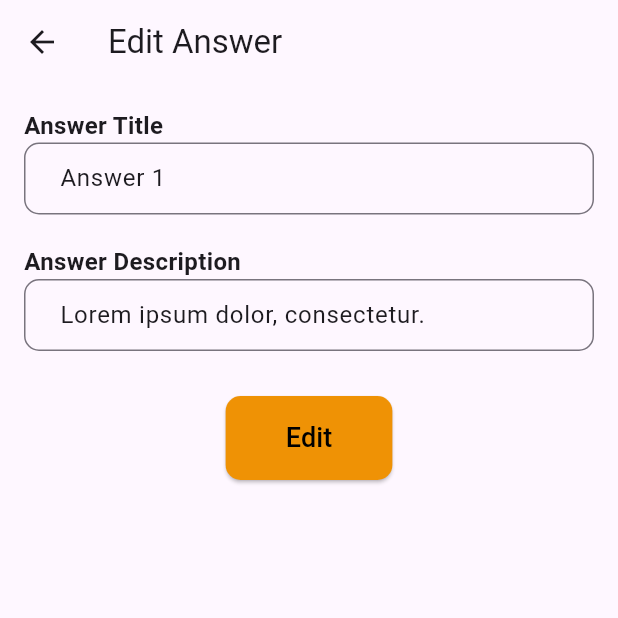
After one commit to quochungg/ChatFPT.Mobile, a Flutter app: the AnswerListScreen screen opened directly, after a tap on the "edit" icon, on a phone screen of 412 x 824 dp, the top half of it. The commit adds this screen. Run offline on Flutter 3.47's test engine with Material 3 defaults, Android fonts, the phone set to English and light mode, and no system bars.

Commit message:
new question & answer
CRUD

```diff
--- /dev/null
+++ b/lib/screens/AnswerListScreen.dart
@@ -0,0 +1,351 @@
+import 'package:flutter/material.dart';
+
+void main() {
+  runApp(MyApp());
+}
+
+class MyApp extends StatelessWidget {
+  @override
+  Widget build(BuildContext context) {
+    return MaterialApp(
+      home: AnswerListScreen(),
+    );
+  }
+}
+
+class AnswerListScreen extends StatefulWidget {
+  const AnswerListScreen({super.key});
+  @override
+  _AnswerListScreenState createState() => _AnswerListScreenState();
+}
+
+class _AnswerListScreenState extends State<AnswerListScreen> {
+  int currentPage = 1;
+  int totalPages = 8; // Tổng số trang, bạn có thể điều chỉnh dựa vào số lượng câu trả lời
+
+  List<Map<String, String>> answers = List.generate(
+    84,
+    (index) => {'title': 'Answer ${index + 1}', 'description': 'Lorem ipsum dolor, consectetur.'},
+  );
+
+  List<Map<String, String>> getAnswersForCurrentPage() {
+    int startIndex = (currentPage - 1) * 10;
+    int endIndex = startIndex + 10;
+    if (endIndex > answers.length) {
+      endIndex = answers.length;
+    }
+    return answers.sublist(startIndex, endIndex);
+  }
+
+  void _navigateToAddAnswerScreen() async {
+    final result = await Navigator.push(
+      context,
+      MaterialPageRoute(builder: (context) => EditAnswerScreen(isAddAnswer: true)),
+    );
+
+    if (result != null) {
+      setState(() {
+        answers.add(result);
+        totalPages = (answers.length / 10).ceil();
+      });
+    }
+  }
+
+  void _navigateToEditScreen(Map<String, String> answer) async {
+    final result = await Navigator.push(
+      context,
+      MaterialPageRoute(builder: (context) => EditAnswerScreen(isAddAnswer: false, answer: answer)),
+    );
+
+    if (result != null) {
+      setState(() {
+        answers[answers.indexOf(answer)] = result;
+      });
+    }
+  }
+
+  void _showDeleteConfirmationDialog(int index) {
+    showDialog(
+      context: context,
+      builder: (BuildContext context) {
+        return AlertDialog(
+          title: Text('Confirm deletion'),
+          content: Text('Are you sure you want to delete this answer?'),
+          actions: [
+            TextButton(
+              onPressed: () {
+                Navigator.of(context).pop();
+              },
+              child: Text('No'),
+            ),
+            TextButton(
+              onPressed: () {
+                setState(() {
+                  answers.removeAt(index);
+                  totalPages = (answers.length / 10).ceil();
+                });
+                Navigator.of(context).pop();
+              },
+              child: Text('Yes'),
+            ),
+          ],
+        );
+      },
+    );
+  }
+
+  Widget _buildPageButton(String text, bool isActive) {
+    return GestureDetector(
+      onTap: () {
+        setState(() {
+          currentPage = int.parse(text);
+        });
+      },
+      child: Container(
+        width: 24,
+        height: 24,
+        margin: const EdgeInsets.symmetric(horizontal: 2),
+        decoration: BoxDecoration(
+          color: isActive ? Colors.black : Colors.transparent,
+          borderRadius: BorderRadius.circular(4),
+        ),
+        child: Center(
+          child: Text(
+            text,
+            style: TextStyle(
+              color: isActive ? Colors.white : Colors.black,
+              fontSize: 12,
+            ),
+          ),
+        ),
+      ),
+    );
+  }
+
+  @override
+  Widget build(BuildContext context) {
+    return Scaffold(
+      appBar: AppBar(
+        title: Text('Manage'),
+        centerTitle: true,
+      ),
+      body: Padding(
+        padding: const EdgeInsets.all(16.0),
+        child: Column(
+          crossAxisAlignment: CrossAxisAlignment.start,
+          children: [
+            Row(
+              mainAxisAlignment: MainAxisAlignment.spaceBetween,
+              children: [
+                Text(
+                  'Answer List',
+                  style: TextStyle(fontSize: 30, fontWeight: FontWeight.bold),
+                ),
+                IconButton(
+                  icon: Icon(Icons.add_circle, size: 30),
+                  onPressed: _navigateToAddAnswerScreen,
+                ),
+              ],
+            ),
+            SizedBox(height: 10),
+            Expanded(
+              child: ListView.builder(
+                itemCount: getAnswersForCurrentPage().length,
+                itemBuilder: (context, index) {
+                  var answer = getAnswersForCurrentPage()[index];
+                  return Card(
+                    margin: EdgeInsets.symmetric(vertical: 8),
+                    shape: RoundedRectangleBorder(
+                      borderRadius: BorderRadius.circular(10),
+                    ),
+                    color: Colors.orange.shade50,
+                    child: ListTile(
+                      leading: Icon(Icons.comment),
+                      title: Text(answer['title']!),
+                      subtitle: Text(answer['description']!),
+                      trailing: Row(
+                        mainAxisSize: MainAxisSize.min,
+                        children: [
+                          IconButton(
+                            icon: Icon(Icons.edit, color: Colors.green),
+                            onPressed: () {
+                              _navigateToEditScreen(answer);
+                            },
+                          ),
+                          IconButton(
+                            icon: Icon(Icons.delete, color: Colors.red),
+                            onPressed: () {
+                              _showDeleteConfirmationDialog(index);
+                            },
+                          ),
+                        ],
+                      ),
+                    ),
+                  );
+                },
+              ),
+            ),
+            SizedBox(height: 10),
+            Row(
+              mainAxisAlignment: MainAxisAlignment.center,
+              children: [
+                IconButton(
+                  icon: const Icon(Icons.keyboard_double_arrow_left, size: 16),
+                  onPressed: currentPage > 1
+                      ? () {
+                          setState(() {
+                            currentPage = 1;
+                          });
+                        }
+                      : null,
+                ),
+                IconButton(
+                  icon: const Icon(Icons.keyboard_arrow_left, size: 16),
+                  onPressed: currentPage > 1
+                      ? () {
+                          setState(() {
+                            currentPage--;
+                          });
+                        }
+                      : null,
+                ),
+                Expanded(
+                  child: SingleChildScrollView(
+                    scrollDirection: Axis.horizontal,
+                    child: Row(
+                      mainAxisAlignment: MainAxisAlignment.center,
+                      children: [
+                        _buildPageButton('1', currentPage == 1),
+                        _buildPageButton('2', currentPage == 2),
+                        _buildPageButton('3', currentPage == 3),
+                        _buildPageButton('4', currentPage == 4),
+                        _buildPageButton('5', currentPage == 5),
+                        _buildPageButton('...', false),
+                        _buildPageButton('$totalPages', currentPage == totalPages),
+                      ],
+                    ),
+                  ),
+                ),
+                IconButton(
+                  icon: const Icon(Icons.keyboard_arrow_right, size: 16),
+                  onPressed: currentPage < totalPages
+                      ? () {
+                          setState(() {
+                            currentPage++;
+                          });
+                        }
+                      : null,
+                ),
+                IconButton(
+                  icon: const Icon(Icons.keyboard_double_arrow_right, size: 16),
+                  onPressed: currentPage < totalPages
+                      ? () {
+                          setState(() {
+                            currentPage = totalPages;
+                          });
+                        }
+                      : null,
+                ),
+              ],
+            ),
+            SizedBox(height: 8),
+            Center(
+              child: Text(
+                '1-10 of pages (84 items)',
+                style: TextStyle(fontSize: 12, color: Colors.grey[600]),
+              ),
+            ),
+          ],
+        ),
+      ),
+    );
+  }
+}
+
+class EditAnswerScreen extends StatefulWidget {
+  final Map<String, String>? answer;
+  final bool isAddAnswer;
+
+  EditAnswerScreen({this.answer, required this.isAddAnswer});
+
+  @override
+  _EditAnswerScreenState createState() => _EditAnswerScreenState();
+}
+
+class _EditAnswerScreenState extends State<EditAnswerScreen> {
+  late TextEditingController titleController;
+  late TextEditingController descriptionController;
+
+  @override
+  void initState() {
+    super.initState();
+    titleController = TextEditingController(text: widget.isAddAnswer ? '' : widget.answer!['title']);
+    descriptionController = TextEditingController(text: widget.isAddAnswer ? '' : widget.answer!['description']);
+  }
+
+  @override
+  Widget build(BuildContext context) {
+    return Scaffold(
+      appBar: AppBar(
+        title: Text(widget.isAddAnswer ? 'Add Answer' : 'Edit Answer'),
+        leading: IconButton(
+          icon: Icon(Icons.arrow_back),
+          onPressed: () {
+            Navigator.pop(context);
+          },
+        ),
+      ),
+      body: Padding(
+        padding: const EdgeInsets.all(16.0),
+        child: Column(
+          crossAxisAlignment: CrossAxisAlignment.start,
+          children: [
+            Text(
+              'Answer Title',
+              style: TextStyle(fontSize: 16, fontWeight: FontWeight.bold),
+            ),
+            TextField(
+              controller: titleController,
+              decoration: InputDecoration(
+                hintText: 'Add answer title',
+                contentPadding: EdgeInsets.symmetric(vertical: 10.0, horizontal: 20.0),
+                border: OutlineInputBorder(borderRadius: BorderRadius.circular(10)),
+              ),
+            ),
+            SizedBox(height: 20),
+            Text(
+              'Answer Description',
+              style: TextStyle(fontSize: 16, fontWeight: FontWeight.bold),
+            ),
+            TextField(
+              controller: descriptionController,
+              decoration: InputDecoration(
+                hintText: 'Add answer description',
+                contentPadding: EdgeInsets.symmetric(vertical: 10.0, horizontal: 20.0),
+                border: OutlineInputBorder(borderRadius: BorderRadius.circular(10)),
+              ),
+            ),
+            SizedBox(height: 30),
+            Center(
+              child: ElevatedButton(
+                style: ElevatedButton.styleFrom(
+                  backgroundColor: Color.fromARGB(255, 239, 146, 5),
+                  padding: EdgeInsets.symmetric(vertical: 15, horizontal: 40),
+                  shape: RoundedRectangleBorder(borderRadius: BorderRadius.circular(10)),
+                ),
+                onPressed: () {
+                  Map<String, String> newAnswer = {
+                    'title': titleController.text,
+                    'description': descriptionController.text,
+                  };
+                  Navigator.pop(context, newAnswer);
+                },
+                child: Text(widget.isAddAnswer ? 'Add' : 'Edit', style: TextStyle(fontSize: 18, color: Colors.black)),
+              ),
+            ),
+          ],
+        ),
+      ),
+    );
+  }
+}
```
Also changed, not shown: lib/screens/QuestionListScreen.dart (added, +352 -0 lines), lib/screens/admin_dashboard_screen.dart (+39 -6 lines), 12 other files.
